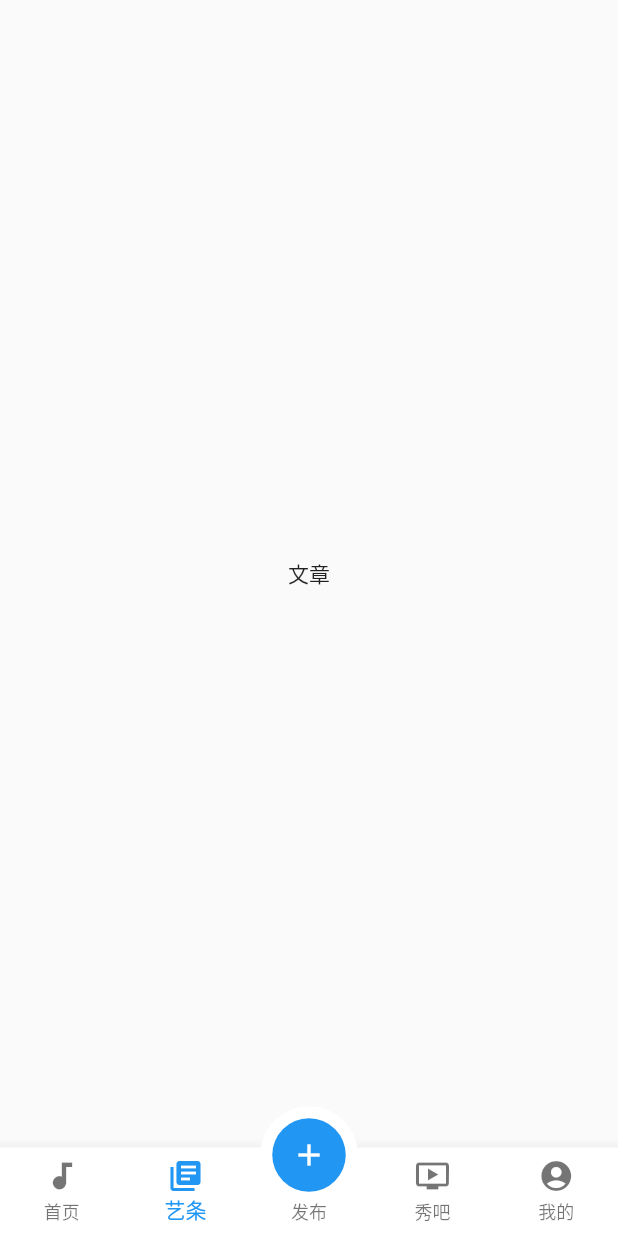
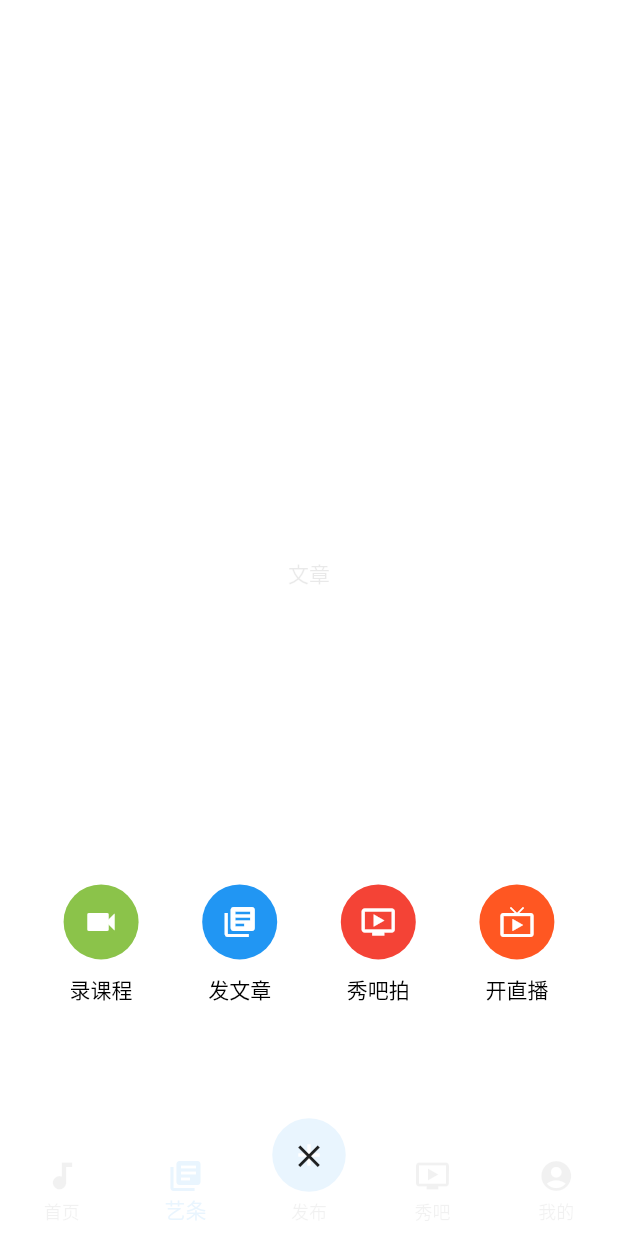
Before and after one commit to Leothon/artepie_flutter, a Flutter app: the screen it shows after launch, item 2 of the bottom bar chosen, after a tap on the "add" icon, on a phone screen of 412 x 824 dp. Run offline on Flutter 3.47's test engine with Material 2 defaults, Android fonts, the phone set to English and light mode, and no system bars; our stand-ins replace cookie_jar, dio, event_bus, fluro, shared_preferences; accounts and stored records are empty; statements that could not run were skipped.

Commit message:
发布页面，未完成动画设计

```diff
--- /dev/null
+++ b/lib/resource/MyColors.dart
@@ -0,0 +1,17 @@
+import 'dart:ui';
+
+class MyColors{
+
+  static const Color colorPrimary = Color(0xff4caf50);
+  static const Color colorPrimaryDark = Color(0xff388E3C);
+  static const Color colorAccent = Color(0xff8BC34A);
+  static const Color colorPrimaryLight = Color(0xffC8E6C9);
+
+  static const Color primaryText = Color(0xff212121);
+  static const Color secondaryText = Color(0xff757575);
+
+  static const Color dividerColor = Color(0xffBDBDBD);
+
+  static const Color alphaWhite = Color(0xE6FFFFFF);
+
+}
--- a/lib/views/Home.dart
+++ b/lib/views/Home.dart
@@ -1,4 +1,5 @@
 import 'package:artepie/model/user_info.dart';
+import 'package:artepie/resource/MyColors.dart';
 import 'package:artepie/views/aboutPage/aboutPage.dart';
 import 'package:artepie/views/articlePage/articlePage.dart';
 import 'package:artepie/views/homePage/homePage.dart';
@@ -31,6 +32,21 @@ class _MyAppPageState extends State<AppPage> {
   List<BottomNavigationBarItem> _myTabs = [];
   String appBarTitle;
 
+  List<String> addIconItems = <String>['录课程', '发文章', '秀吧拍', '开直播'];
+  List<Icon> addIcon = [
+    Icon(Icons.videocam, color: Colors.white),
+    Icon(Icons.library_books, color: Colors.white),
+    Icon(Icons.ondemand_video, color: Colors.white),
+    Icon(Icons.live_tv, color: Colors.white)
+  ];
+
+  List<Color> addIconColors = [
+    Colors.lightGreen,
+    Colors.blue,
+    Colors.red,
+    Colors.deepOrange
+  ];
+  bool addbackShow = false;
   @override
   void initState() {
     super.initState();
@@ -60,7 +76,13 @@ class _MyAppPageState extends State<AppPage> {
   @override
   Widget build(BuildContext context) {
     // TODO: implement build
-    return Scaffold(
+
+    return Stack(
+      children: <Widget>[
+        Container(
+            foregroundDecoration: BoxDecoration(
+                color: addbackShow ? MyColors.alphaWhite : Colors.transparent),
+            child: Scaffold(
               body: IndexedStack(
                 index: _currentIndex,
                 children: _widgetList,
@@ -73,19 +95,33 @@ class _MyAppPageState extends State<AppPage> {
                 decoration: BoxDecoration(
                   borderRadius: BorderRadius.circular(40),
                   color: Colors.white,
-
                 ),
-
                 child: FloatingActionButton(
                   child: Icon(
                     Icons.add,
                     color: Colors.white,
                   ),
                   elevation: 0,
-          onPressed: () {},
+                  onPressed: () {
+                    if (addbackShow) {
+                      _setAddBackshow(false);
+                    } else {
+                      _setAddBackshow(true);
+                    }
+
+//            showModalBottomSheet(
+//                context: context,
+//                elevation: 0,
+//                isScrollControlled: true,
+//                backgroundColor: MyColors.alphaWhite,
+//                builder: (BuildContext context) {
+//                  return _addWidget(context);
+//                });
+                  },
                 ),
               ),
-      floatingActionButtonLocation: FloatingActionButtonLocation.centerDocked,
+              floatingActionButtonLocation:
+                  FloatingActionButtonLocation.centerDocked,
               bottomNavigationBar: BottomNavigationBar(
                 items: _myTabs,
                 currentIndex: _currentIndex,
@@ -93,8 +129,26 @@ class _MyAppPageState extends State<AppPage> {
                 type: BottomNavigationBarType.fixed,
                 fixedColor: Theme.of(context).primaryColor,
                 backgroundColor: Colors.white,
+                elevation: 0,
               ),
+            )),
+        AnimatedSwitcher(
+          transitionBuilder: (child,anim){
+            return ScaleTransition(scale: anim,child: child);
+          },
+          duration: Duration(milliseconds: 300),
+          child: _addWidget(context),
+        )
+
+      ],
     );
+  }
+
+  void _setAddBackshow(bool show) {
+    setState(() {
+      addbackShow = show;
+      () => opacityLevel = opacityLevel == 0? 1.0 : 0.0;
+    });
   }
 
   void _itemTapped(int index) {
@@ -105,4 +159,102 @@ class _MyAppPageState extends State<AppPage> {
       appBarTitle = tabData[index]['text'];
     });
   }
+
+  double opacityLevel = 1.0;
+
+  Widget _addWidget(BuildContext context) {
+    if (addbackShow) {
+      return new Scaffold(
+          backgroundColor: Colors.transparent,
+          body: new Container(
+              child: Column(
+                mainAxisAlignment: MainAxisAlignment.spaceEvenly,
+                children: <Widget>[
+                  new Container(),
+                  new Container(),
+                  new Container(),
+                  new Container(),
+                  new Container(),
+                  new Container(),
+                  new Container(),
+                  new Container(),
+                  new Container(),
+                  new Container(),
+                  new Container(),
+                  new Container(),
+                  new Container(),
+                  new Padding(
+                    padding: EdgeInsets.fromLTRB(0.0, 20.0, 0.0, 0.0),
+                    child: new Container(
+                      height: 120,
+                      child: new CustomScrollView(
+                        physics: BouncingScrollPhysics(),
+                        slivers: <Widget>[
+                          new SliverPadding(
+                            padding: EdgeInsets.all(0.0),
+                            sliver: new SliverList(
+                              delegate: new SliverChildListDelegate(<Widget>[
+                                Row(
+                                  mainAxisAlignment:
+                                      MainAxisAlignment.spaceEvenly,
+                                  children: <Widget>[
+                                    _addIconWidget(context, 0),
+                                    _addIconWidget(context, 1),
+                                    _addIconWidget(context, 2),
+                                    _addIconWidget(context, 3),
+                                  ],
+                                )
+                              ]),
+                            ),
+                          )
+                        ],
+                      ),
+                    ),
+                  ),
+                  new Center(
+                      child: GestureDetector(
+                          child: new Padding(
+                            padding: EdgeInsets.fromLTRB(0.0, 8.0, 0.0, 0.0),
+                            child: Icon(
+                              Icons.clear,
+                              size: 25,
+                            ),
+                          ),
+                          onTap: () {
+                            _setAddBackshow(false);
+//                      Navigator.pop(context);
+                          }))
+                ],
+              ),
+            ),
+          );
+    } else {
+      return Container(
+        width: 0,
+        height: 0,
+      );
     }
+  }
+
+  Widget _addIconWidget(BuildContext context, int index) {
+    return new Column(
+      children: <Widget>[
+        new Container(
+          height: 50.0,
+          width: 50.0,
+          padding: EdgeInsets.fromLTRB(0.0, 10.0, 0.0, 10.0),
+          margin: EdgeInsets.fromLTRB(0.0, 0.0, 0.0, 10.0),
+          decoration: BoxDecoration(
+            borderRadius: BorderRadius.circular(40),
+            color: addIconColors[index],
+          ),
+          child: addIcon[index],
+        ),
+        new Text(addIconItems[index],
+            style: new TextStyle(
+              color: Colors.black,
+            )),
+      ],
+    );
+  }
+}
```
Lines whose indentation alone changed are shown as unchanged.
